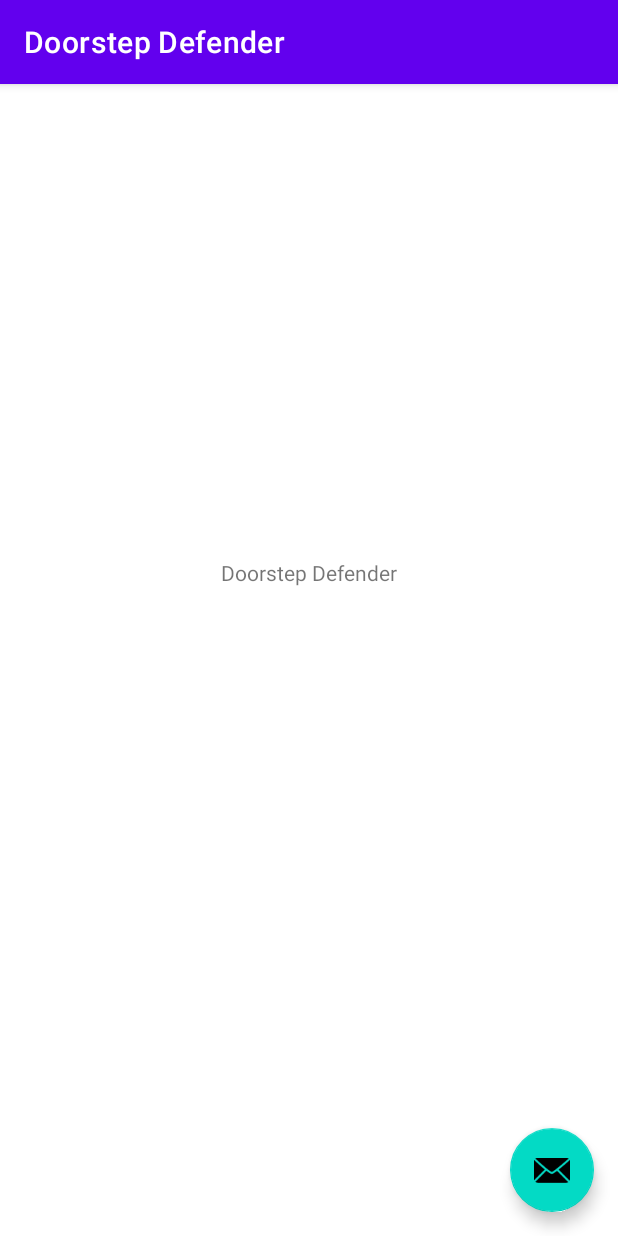
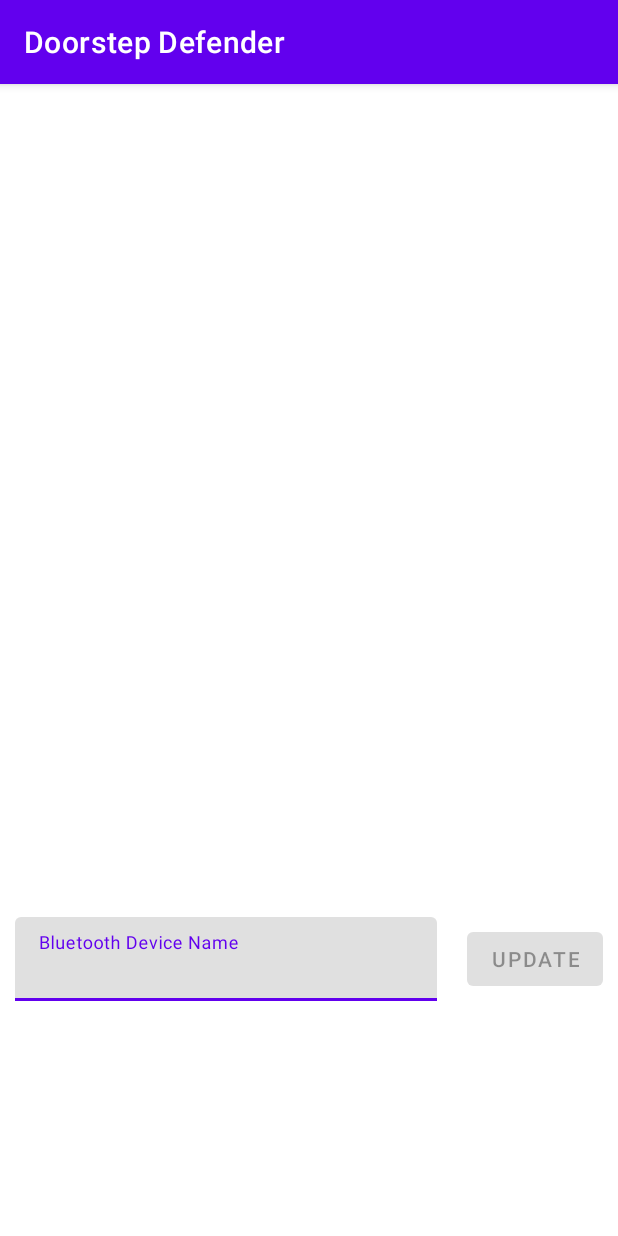
Before and after one commit to DoorstepDefender/DoorstepDefender-Android, an Android app: the screen it shows after launch (MainActivity), on a phone screen of 412 x 824 dp. Run offline under Robolectric (Android 15) with nearby library versions, the phone set to English and light mode, and no system bars.

Commit message:
Created basic main page and got Bluetooth communication + Delivery notifications working

```diff
--- a/app/src/main/java/io/github/doorstepdefender/FirstFragment.java
+++ b/app/src/main/java/io/github/doorstepdefender/FirstFragment.java
@@ -1,23 +1,87 @@
 package io.github.doorstepdefender;
 
+import android.graphics.Color;
 import android.os.Bundle;
+import android.util.Log;
+import android.view.KeyEvent;
 import android.view.LayoutInflater;
 import android.view.View;
 import android.view.ViewGroup;
+import android.widget.Button;
+import com.google.android.material.textfield.TextInputLayout;
+
+import android.widget.EditText;
+import android.widget.ImageView;
 
 import androidx.annotation.NonNull;
 import androidx.fragment.app.Fragment;
-import androidx.navigation.fragment.NavHostFragment;
 
 public class FirstFragment extends Fragment {
+    public Button updateButton;
+    public EditText editText;
+    public ImageView imageView;
+
+    private String lastUpdateName = null;
 
     @Override
     public View onCreateView(
             LayoutInflater inflater, ViewGroup container,
             Bundle savedInstanceState
     ) {
-        // Inflate the layout for this fragment
-        return inflater.inflate(R.layout.fragment_first, container, false);
+        View view = inflater.inflate(R.layout.fragment_first, container, false);
+
+        updateButton = (Button)view.findViewById(R.id.button);
+        editText = ((TextInputLayout)view.findViewById(R.id.textInputLayout)).getEditText();
+        imageView = (ImageView)view.findViewById(R.id.imageView);
+
+        updateButton.setOnClickListener(v -> {
+            lastUpdateName = editText.getText().toString();
+            BluetoothService.setDeviceName(lastUpdateName);
+            editText.setCursorVisible(false);
+        });
+
+        updateButton.postDelayed(new Runnable() {
+            @Override
+            public void run() {
+                // Update button enabled status.
+
+                String text = editText.getText().toString();
+                boolean disabled = text.equals(lastUpdateName);
+                updateButton.setEnabled(!(disabled || text.isEmpty()));
+                updateButton.setClickable(!(disabled || text.isEmpty()));
+                updateButton.postDelayed(this, 1000);
+            }
+        }, 1000);
+
+        editText.setOnClickListener(v -> {
+            editText.setCursorVisible(true);
+        });
+        editText.setOnKeyListener((v, keyCode, event) -> {
+            editText.setCursorVisible(true);
+            return false;
+        });
+
+        imageView.postDelayed(new Runnable() {
+            @Override
+            public void run() {
+                // Update image based on Bluetooth Service status.
+                BluetoothService.PackageStatus status = BluetoothService.getPackageStatus();
+
+
+                switch (status) {
+                    case NOT_CONNECTED:
+                        break;
+                    case PRESENT:
+                        break;
+                    case GONE:
+                        break;
+                }
+
+                imageView.postDelayed(this, 1000);
+            }
+        }, 1000);
+
+        return view;
     }
 
     public void onViewCreated(@NonNull View view, Bundle savedInstanceState) {
--- a/app/src/main/java/io/github/doorstepdefender/MainActivity.java
+++ b/app/src/main/java/io/github/doorstepdefender/MainActivity.java
@@ -1,21 +1,22 @@
 package io.github.doorstepdefender;
 
 import android.app.ActivityManager;
+import android.bluetooth.BluetoothAdapter;
 import android.os.Bundle;
-
-import com.google.android.material.floatingactionbutton.FloatingActionButton;
-import com.google.android.material.snackbar.Snackbar;
 
 import androidx.appcompat.app.AppCompatActivity;
 import androidx.appcompat.widget.Toolbar;
 
+import android.util.Log;
 import android.view.View;
 import android.content.Intent;
 
-import android.view.Menu;
-import android.view.MenuItem;
+import android.widget.Button;
+import android.widget.EditText;
+import android.widget.ImageView;
 
 public class MainActivity extends AppCompatActivity {
+    private final static int REQUEST_ENABLE_BT = 1;
 
     @Override
     protected void onCreate(Bundle savedInstanceState) {
@@ -24,49 +25,14 @@ public class MainActivity extends AppCompatActivity {
         Toolbar toolbar = findViewById(R.id.toolbar);
         setSupportActionBar(toolbar);
 
-//        FloatingActionButton fab = findViewById(R.id.fab);
-//        fab.setOnClickListener(new View.OnClickListener() {
-//            @Override
-//            public void onClick(View view) {
-//                Snackbar.make(view, "Replace with your own action", Snackbar.LENGTH_LONG)
-//                        .setAction("Action", null).show();
-//            }
-//        });
+        if (!BluetoothAdapter.getDefaultAdapter().isEnabled()) {
+            Log.e("MainActivity", "Enabling Bluetooth");
+            Intent enableBtIntent = new Intent(BluetoothAdapter.ACTION_REQUEST_ENABLE);
+            startActivityForResult(enableBtIntent, REQUEST_ENABLE_BT);
+        }
+
+        // Start Bluetooth service.
         Intent serviceIntent = new Intent(this, BluetoothService.class);
         startForegroundService(serviceIntent);
-
-
-    }
-
-    public boolean foregroundServiceRunning(){
-        ActivityManager activityManager = (ActivityManager) getSystemService(this.ACTIVITY_SERVICE);
-        for(ActivityManager.RunningServiceInfo service: activityManager.getRunningServices(Integer.MAX_VALUE)) {
-            if(BluetoothService.class.getName().equals(service.service.getClassName())) {
-                return true;
-            }
-        }
-        return false;
-    }
-
-    @Override
-    public boolean onCreateOptionsMenu(Menu menu) {
-        // Inflate the menu; this adds items to the action bar if it is present.
-        getMenuInflater().inflate(R.menu.menu_main, menu);
-        return true;
-    }
-
-    @Override
-    public boolean onOptionsItemSelected(MenuItem item) {
-        // Handle action bar item clicks here. The action bar will
-        // automatically handle clicks on the Home/Up button, so long
-        // as you specify a parent activity in AndroidManifest.xml.
-        int id = item.getItemId();
-
-        return super.onOptionsItemSelected(item);
-    }
-
-    public void startBackgroundService(View view) {
-        Intent serviceIntent = new Intent(this, BluetoothService.class);
-        startService(serviceIntent);
     }
 }
--- a/app/src/main/res/layout/activity_main.xml
+++ b/app/src/main/res/layout/activity_main.xml
@@ -22,12 +22,4 @@
 
     <include layout="@layout/content_main" />
 
-    <com.google.android.material.floatingactionbutton.FloatingActionButton
-        android:id="@+id/fab"
-        android:layout_width="wrap_content"
-        android:layout_height="wrap_content"
-        android:layout_gravity="bottom|end"
-        android:layout_margin="@dimen/fab_margin"
-        app:srcCompat="@android:drawable/ic_dialog_email" />
-
 </androidx.coordinatorlayout.widget.CoordinatorLayout>
--- a/app/src/main/res/layout/fragment_first.xml
+++ b/app/src/main/res/layout/fragment_first.xml
@@ -6,14 +6,52 @@
     android:layout_height="match_parent"
     tools:context=".FirstFragment">
 
-    <TextView
-        android:id="@+id/textview_first"
+    <com.google.android.material.textfield.TextInputLayout
+        android:id="@+id/textInputLayout"
+        android:layout_width="0dp"
+        android:layout_height="wrap_content"
+        android:layout_marginStart="10dp"
+        android:layout_marginEnd="10dp"
+        app:layout_constraintBottom_toBottomOf="parent"
+        app:layout_constraintEnd_toStartOf="@+id/button"
+        app:layout_constraintStart_toStartOf="parent"
+        app:layout_constraintTop_toTopOf="parent"
+        app:layout_constraintVertical_bias="0.78">
+
+        <com.google.android.material.textfield.TextInputEditText
+            android:layout_width="match_parent"
+            android:layout_height="wrap_content"
+            android:hint="Bluetooth Device Name"
+            android:inputType="text"
+            android:maxLines="1" />
+    </com.google.android.material.textfield.TextInputLayout>
+
+    <Button
+        android:id="@+id/button"
         android:layout_width="wrap_content"
         android:layout_height="wrap_content"
-        android:layout_marginTop="316dp"
-        android:text="@string/doorstep_defender_fragment"
+        android:layout_marginStart="10dp"
+        android:layout_marginEnd="10dp"
+        android:text="@string/device_name_update"
+        android:clickable="false"
+        android:enabled="false"
+        app:layout_constraintBottom_toBottomOf="@+id/textInputLayout"
+        app:layout_constraintEnd_toEndOf="parent"
+        app:layout_constraintStart_toEndOf="@+id/textInputLayout"
+        app:layout_constraintTop_toTopOf="@+id/textInputLayout" />
+
+    <ImageView
+        android:id="@+id/imageView"
+        android:layout_width="0dp"
+        android:layout_height="0dp"
+        android:layout_marginStart="10dp"
+        android:layout_marginTop="10dp"
+        android:layout_marginEnd="10dp"
+        android:layout_marginBottom="10dp"
+        app:layout_constraintBottom_toTopOf="@+id/textInputLayout"
         app:layout_constraintEnd_toEndOf="parent"
         app:layout_constraintStart_toStartOf="parent"
         app:layout_constraintTop_toTopOf="parent" />
 
+
 </androidx.constraintlayout.widget.ConstraintLayout>
--- a/app/src/main/res/values/strings.xml
+++ b/app/src/main/res/values/strings.xml
@@ -6,5 +6,5 @@
     <string name="next">Next</string>
     <string name="previous">Previous</string>
 
-    <string name="doorstep_defender_fragment">Doorstep Defender</string>
+    <string name="device_name_update">Update</string>
 </resources>
```
Also changed, not shown: app/src/main/java/io/github/doorstepdefender/BluetoothService.java (+174 -25 lines).
